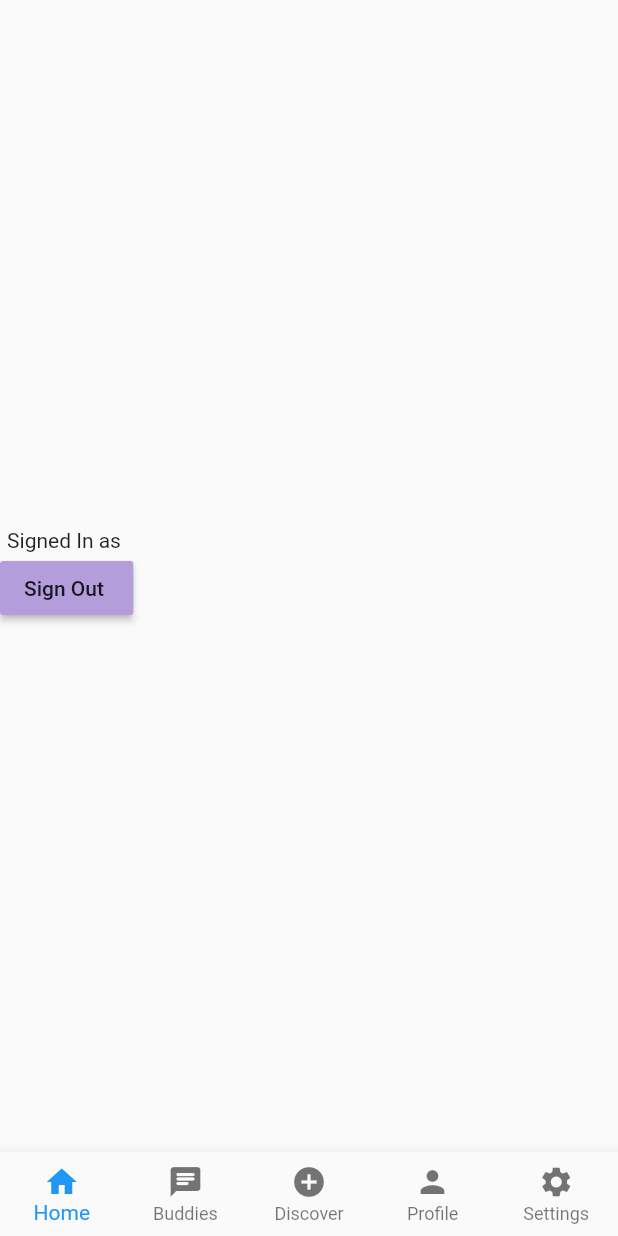
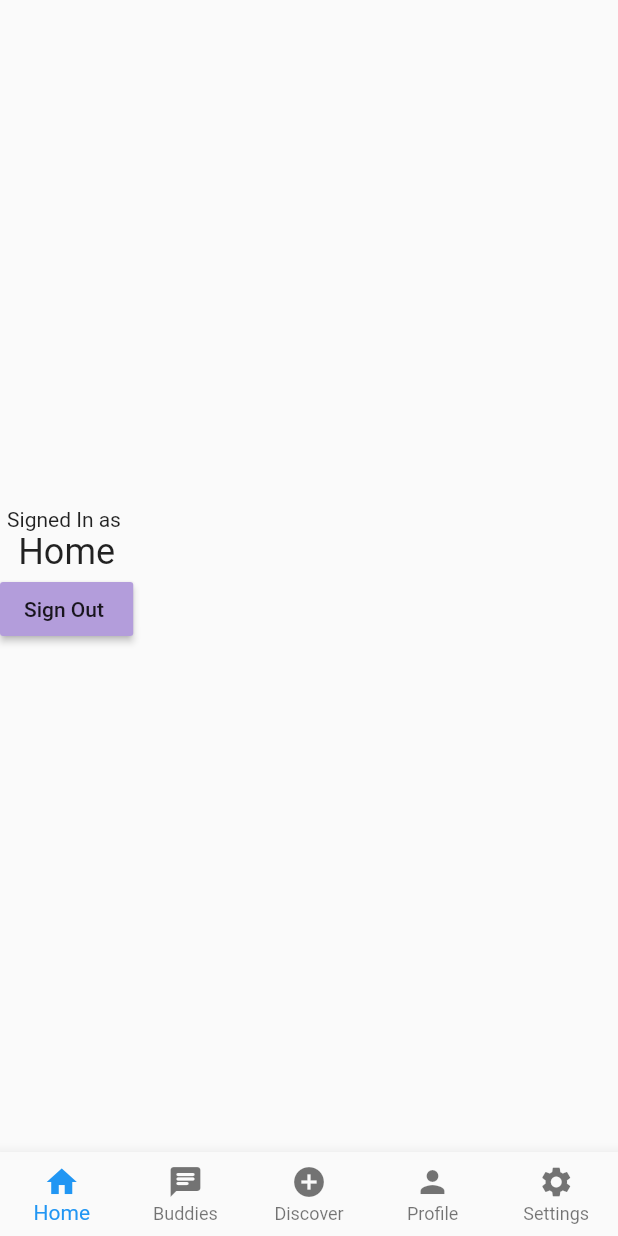
Before and after one commit to Ozurumba007/sports-app-authentication-features-with-firebase, a Flutter app: the screen it shows once a user with an empty profile is signed in, on a phone screen of 412 x 824 dp. Run offline on Flutter 3.47's test engine with Material 2 defaults, Android fonts, the phone set to English and light mode, and no system bars; our stand-ins replace firebase_auth, firebase_core, get; accounts and stored records are empty.

Commit message:
created a utili folder and a bottm_nav_bar file

```diff
--- a/lib/screens/home_screen.dart
+++ b/lib/screens/home_screen.dart
@@ -13,6 +13,29 @@ class HomeScreen extends StatefulWidget {
 class _HomeScreenState extends State<HomeScreen> {
   int _selectedIndex = 0;
 
+  static const List<Widget> _widgetOptions = <Widget>[
+    Text(
+      'Home',
+      style: TextStyle(fontSize: 24),
+    ),
+    Text(
+      'Buddies',
+      style: TextStyle(fontSize: 24),
+    ),
+    Text(
+      'Discover',
+      style: TextStyle(fontSize: 24),
+    ),
+    Text(
+      'Profile',
+      style: TextStyle(fontSize: 24),
+    ),
+    Text(
+      'Settings',
+      style: TextStyle(fontSize: 24),
+    ),
+  ];
+
   void _onItemTapped(int index) {
     setState(() {
       _selectedIndex = index;
@@ -27,6 +50,7 @@ class _HomeScreenState extends State<HomeScreen> {
         mainAxisAlignment: MainAxisAlignment.center,
         children: [
           Text('Signed In as ' + user.email!),
+          _widgetOptions.elementAt(_selectedIndex),
           MaterialButton(
             onPressed: () {
               FirebaseAuth.instance.signOut();
--- /dev/null
+++ b/lib/utili/bottom_nav_bar.dart
@@ -0,0 +1,10 @@
+import 'package:flutter/material.dart';
+
+class BottomNavigationBar extends StatelessWidget {
+  const BottomNavigationBar({Key? key}) : super(key: key);
+
+  @override
+  Widget build(BuildContext context) {
+    return Container();
+  }
+}
```
